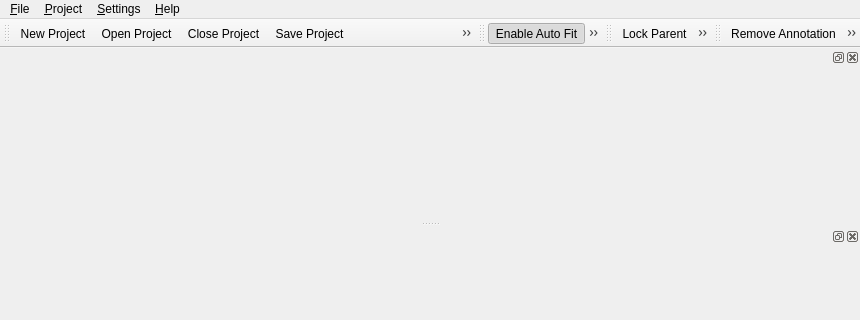
Qt form AnnoTool/src/uiStuff/forms/AnnoToolMainWindow.ui (basileios-anastasatos/AnnoTool) before a commit; both pictures show x 0 to 860 and y 0 to 320 of the 860 by 600 pixel window.
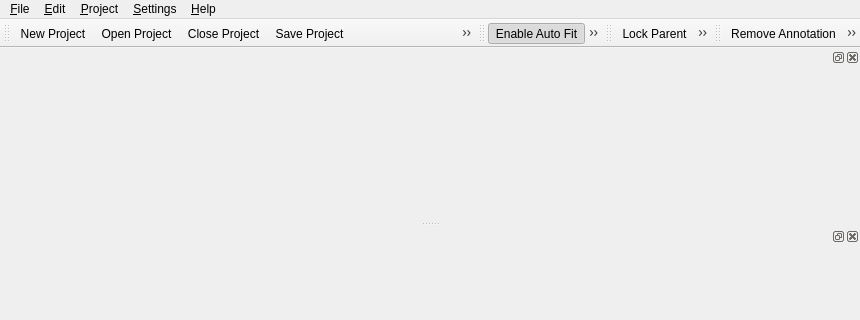
The same form after that commit. Icons and pictures are not drawn. Custom widgets are drawn as their Qt base class.

Patch:
```diff
--- a/AnnoTool/src/uiStuff/forms/AnnoToolMainWindow.ui
+++ b/AnnoTool/src/uiStuff/forms/AnnoToolMainWindow.ui
@@ -114,7 +114,17 @@
     <addaction name="separator" />
     <addaction name="actionProjectAddImage" />
    </widget>
+   <widget class="QMenu" name="menu_Edit">
+    <property name="title">
+     <string>&amp;Edit</string>
+    </property>
+    <addaction name="actionCopy" />
+    <addaction name="actionPaste" />
+    <addaction name="separator" />
+    <addaction name="actionInterpolate" />
+   </widget>
    <addaction name="menu_File" />
+   <addaction name="menu_Edit" />
    <addaction name="menu_Project" />
    <addaction name="menu_Settings" />
    <addaction name="menu_Help" />
```
Left out of the diff: 27 changed lines with no effect on the pictures.
